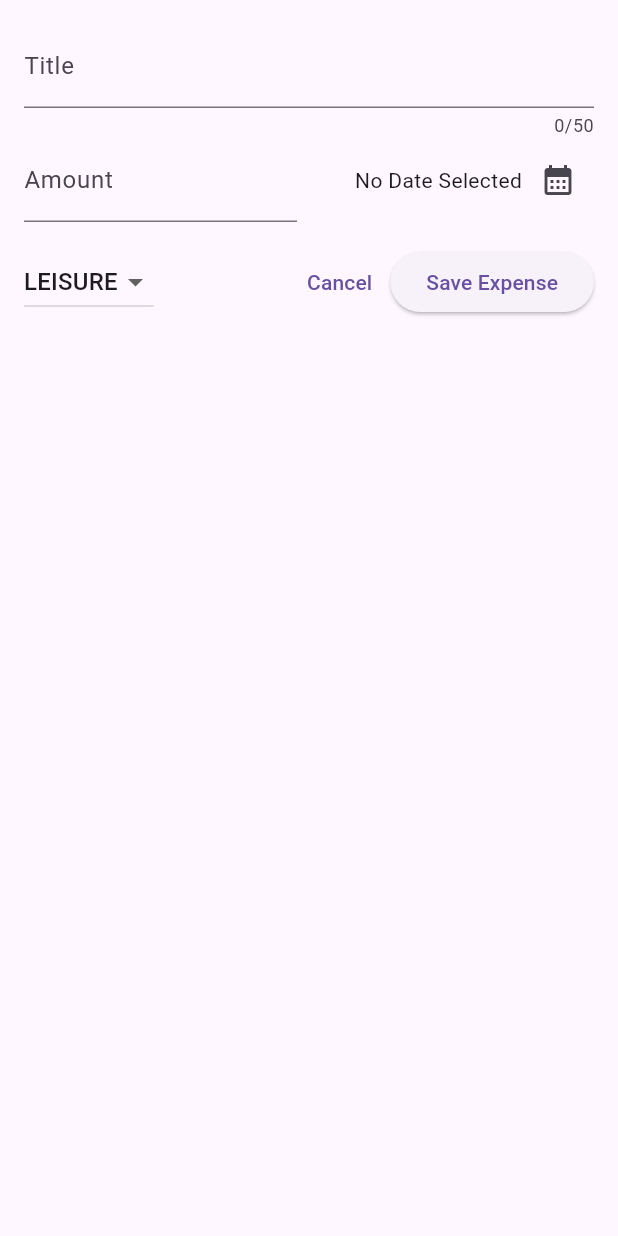
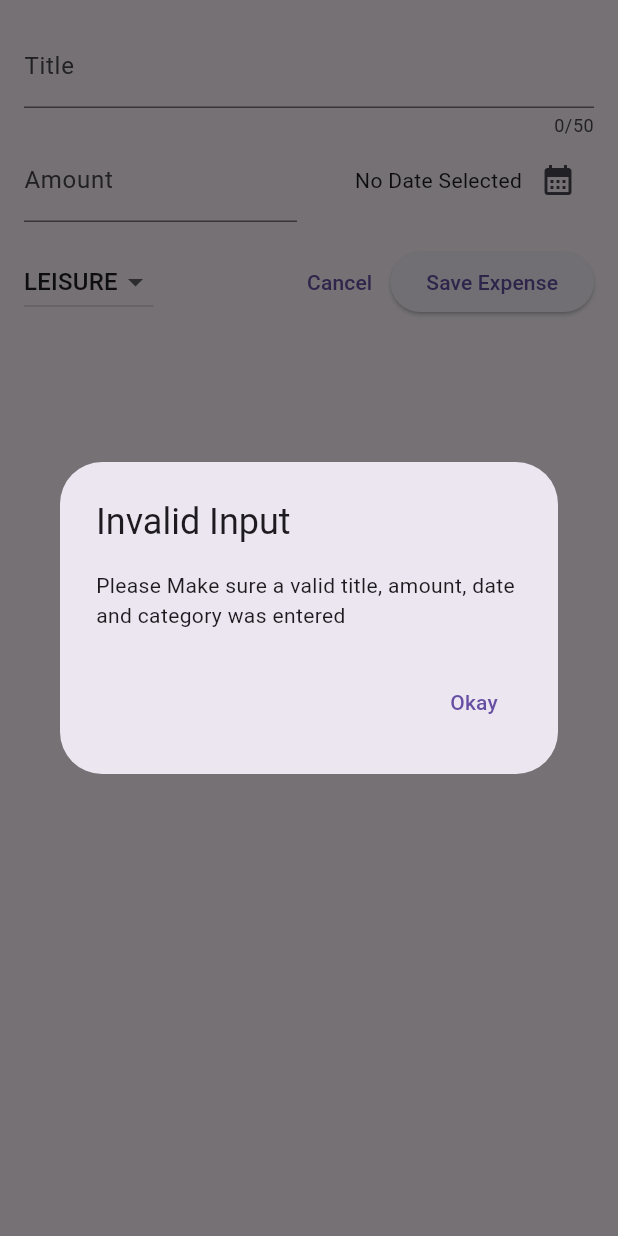
Before and after one commit to uche-hub/expense_tracker, a Flutter app: the NewExpense widget shown alone on an empty page, opened directly, after a tap on "Save Expense", on a phone screen of 412 x 824 dp. Run offline on Flutter 3.47's test engine with Material 3 defaults, Android fonts, the phone set to English and light mode, and no system bars.

Commit message:
validated add new expense

```diff
--- a/lib/widgets/new_expense.dart
+++ b/lib/widgets/new_expense.dart
@@ -37,6 +37,32 @@ class _NewExpenseState extends State<NewExpense> {
     _titleController.dispose();
     _amountController.dispose();
     super.dispose;
+  }
+
+  void _submitData() {
+    final enteredAmount = double.tryParse(_amountController.text);
+    final amountIsInvalid = enteredAmount == null || enteredAmount <= 0;
+    if (_titleController.text.trim().isEmpty ||
+        amountIsInvalid ||
+        _slelectedDate == null) {
+      showDialog(
+        context: context,
+        builder: (ctx) => AlertDialog(
+          title: Text("Invalid Input"),
+          content: Text(
+              "Please Make sure a valid title, amount, date and category was entered"),
+          actions: [
+            TextButton(
+              onPressed: () {
+                Navigator.pop(ctx);
+              },
+              child: Text("Okay"),
+            )
+          ],
+        ),
+      );
+      return;
+    }
   }
 
   @override
@@ -120,10 +146,7 @@ class _NewExpenseState extends State<NewExpense> {
                 child: Text('Cancel'),
               ),
               ElevatedButton(
-                onPressed: () {
-                  print(_titleController.text);
-                  print(_amountController);
-                },
+                onPressed: _submitData,
                 child: Text("Save Expense"),
               )
             ],
```
